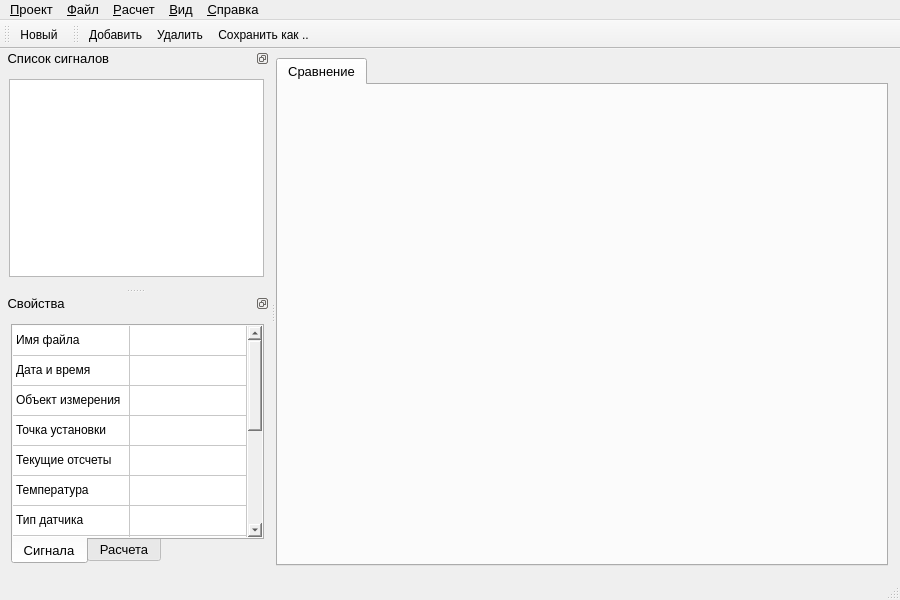
Above: gui/mainwindow.ui from Qinterfly/EvalSig before the change. Below: the same form after it.
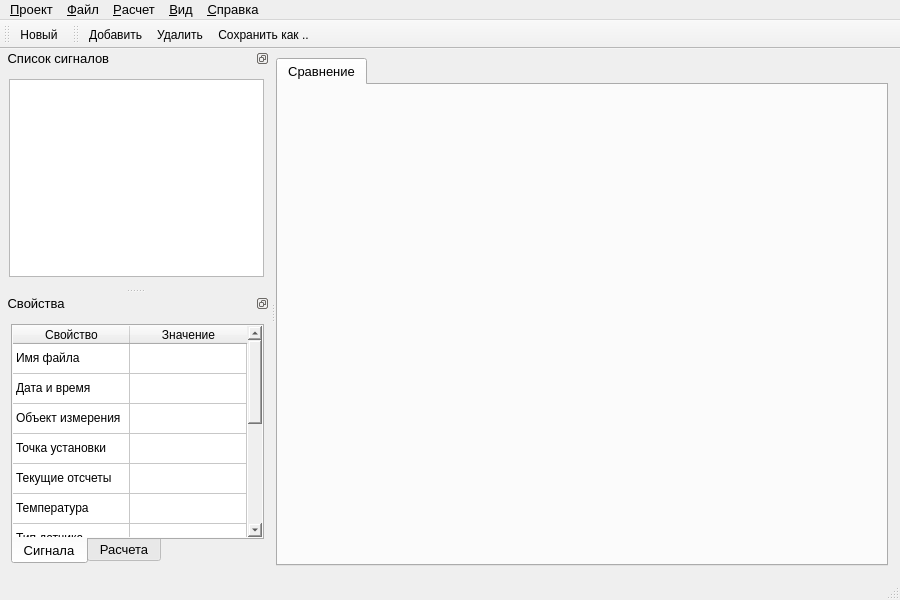
That is the form after the change. Icons and pictures are not drawn. Custom widgets are drawn as their Qt base class.

What changed in the file:
```diff
--- a/gui/mainwindow.ui
+++ b/gui/mainwindow.ui
@@ -431,10 +431,10 @@
             <bool>true</bool>
            </property>
            <property name="rowCount">
-            <number>14</number>
+            <number>13</number>
            </property>
            <attribute name="horizontalHeaderVisible">
-            <bool>false</bool>
+            <bool>true</bool>
            </attribute>
            <attribute name="horizontalHeaderCascadingSectionResizes">
             <bool>false</bool>
@@ -461,7 +461,6 @@
            <row/>
            <row/>
            <row/>
-           <row/>
            <column>
             <property name="text">
              <string>Свойство</string>
@@ -567,7 +566,7 @@
            </item>
            <item row="8" column="0">
             <property name="text">
-             <string>Смещение нуля</string>
+             <string>Единица измерения</string>
             </property>
            </item>
            <item row="8" column="1">
@@ -577,7 +576,7 @@
            </item>
            <item row="9" column="0">
             <property name="text">
-             <string>Единица измерения</string>
+             <string>Период опроса датчика</string>
             </property>
            </item>
            <item row="9" column="1">
@@ -587,7 +586,7 @@
            </item>
            <item row="10" column="0">
             <property name="text">
-             <string>Период опроса датчика</string>
+             <string>Характеристика</string>
             </property>
            </item>
            <item row="10" column="1">
@@ -597,7 +596,7 @@
            </item>
            <item row="11" column="0">
             <property name="text">
-             <string>Характеристика</string>
+             <string>Количество отсчётов</string>
             </property>
            </item>
            <item row="11" column="1">
@@ -607,20 +606,10 @@
            </item>
            <item row="12" column="0">
             <property name="text">
-             <string>Количество отсчётов</string>
-            </property>
-           </item>
-           <item row="12" column="1">
-            <property name="text">
-             <string/>
-            </property>
-           </item>
-           <item row="13" column="0">
-            <property name="text">
              <string>Цвет графика</string>
             </property>
            </item>
-           <item row="13" column="1">
+           <item row="12" column="1">
             <property name="text">
              <string/>
             </property>
```
Left out of the diff: 12 changed lines with no effect on the pictures.
